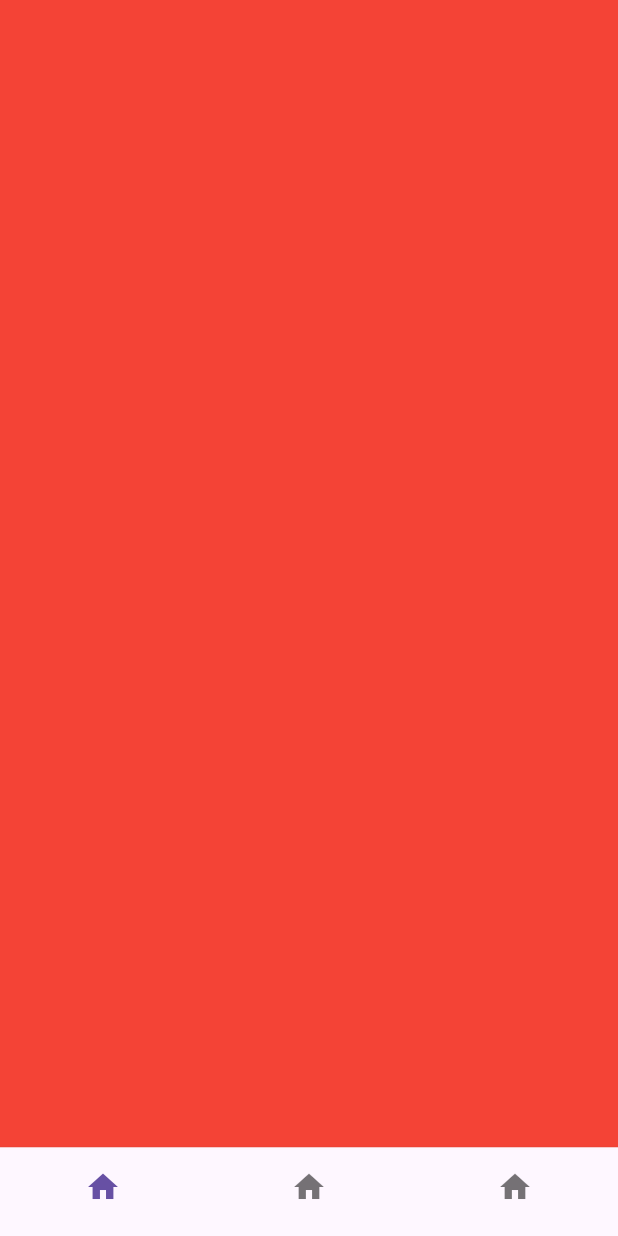
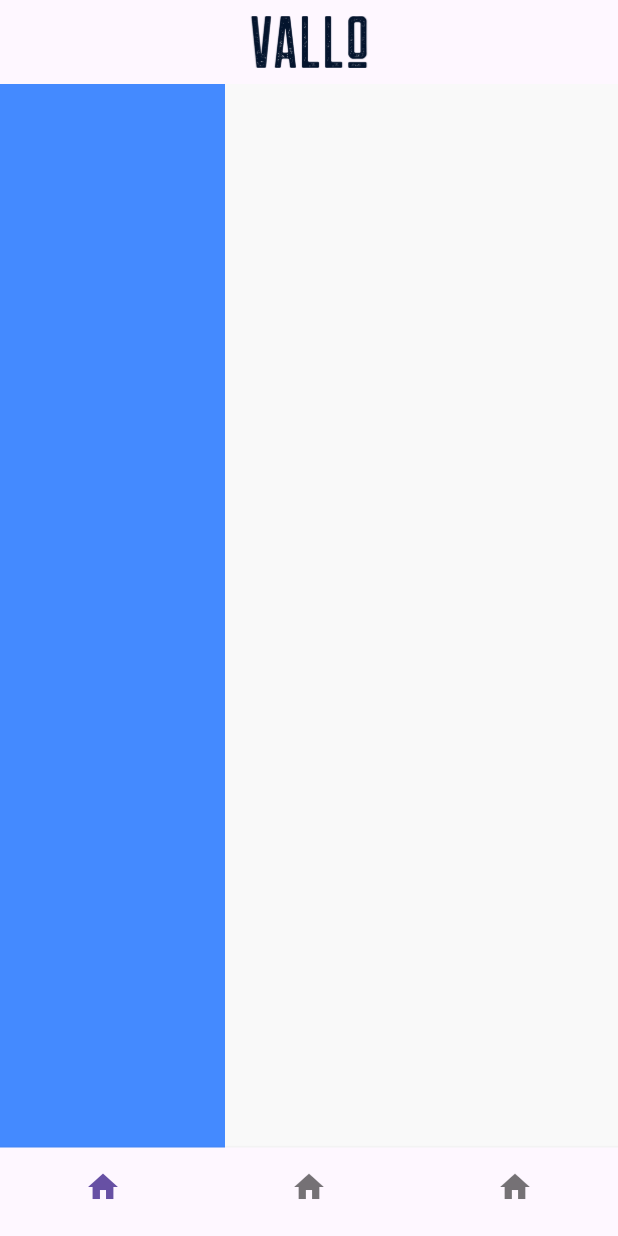
Before and after one commit to brunodeev/vallo_app, a Flutter app: the screen it shows after launch, on a phone screen of 412 x 824 dp. Run offline on Flutter 3.47's test engine with Material 2 defaults, Android fonts, the phone set to English and light mode, and no system bars; our stand-ins replace cloud_firestore, firebase_core; accounts and stored records are empty.

Commit message:
implementing app bar and logo

```diff
--- /dev/null
+++ b/lib/constants/constant_colors.dart
@@ -0,0 +1,4 @@
+import 'package:flutter/material.dart';
+
+const kPrimaryColor = Color(0x04142d);
+const kSecondaryColor = Color.fromARGB(255, 249, 249, 249);
--- /dev/null
+++ b/lib/models/page_manager.dart
@@ -0,0 +1,7 @@
+class PageManager {
+  PageManager(this.currentIndex);
+
+  int currentIndex;
+
+  void setPage(int value) {}
+}
--- a/lib/screens/base/base_screen.dart
+++ b/lib/screens/base/base_screen.dart
@@ -1,4 +1,5 @@
 import 'package:flutter/material.dart';
+import 'package:vallo_app/constants/constant_colors.dart';
 
 class BaseScreen extends StatefulWidget {
   const BaseScreen({super.key});
@@ -12,9 +13,48 @@ class _BaseScreenState extends State<BaseScreen> {
   int currentIndex = 0;
 
   List pages = [
-    Container(
-      color: Colors.red,
-    ),
+    Scaffold(
+        appBar: AppBar(
+          centerTitle: true,
+          title: Image.asset(
+            'assets/images/icon_vallo_transparent.png',
+            scale: 12,
+          ),
+        ),
+        backgroundColor: kSecondaryColor,
+        body: SingleChildScrollView(
+          physics: const BouncingScrollPhysics(),
+          child: Column(
+            crossAxisAlignment: CrossAxisAlignment.center,
+            children: [
+              Container(
+                height: 200,
+                width: 150,
+                color: Colors.blueAccent,
+              ),
+              Container(
+                height: 200,
+                width: 150,
+                color: Colors.blueAccent,
+              ),
+              Container(
+                height: 200,
+                width: 150,
+                color: Colors.blueAccent,
+              ),
+              Container(
+                height: 200,
+                width: 150,
+                color: Colors.blueAccent,
+              ),
+              Container(
+                height: 200,
+                width: 150,
+                color: Colors.blueAccent,
+              ),
+            ],
+          ),
+        )),
     Container(
       color: Colors.green,
     ),
--- a/pubspec.yaml
+++ b/pubspec.yaml
@@ -29,6 +29,9 @@ flutter:
 
   uses-material-design: true
 
+  assets:
+    - assets/images/
+
   fonts:
     - family: TheFarmer
       fonts:
```
Also changed, not shown: assets/images/icon_vallo_transparent.png (added).
